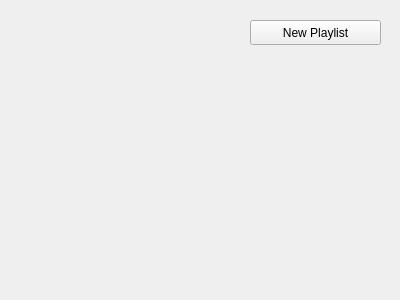
pfedick/winmusik, file src/playlist/playlist.ui: the form before one commit.
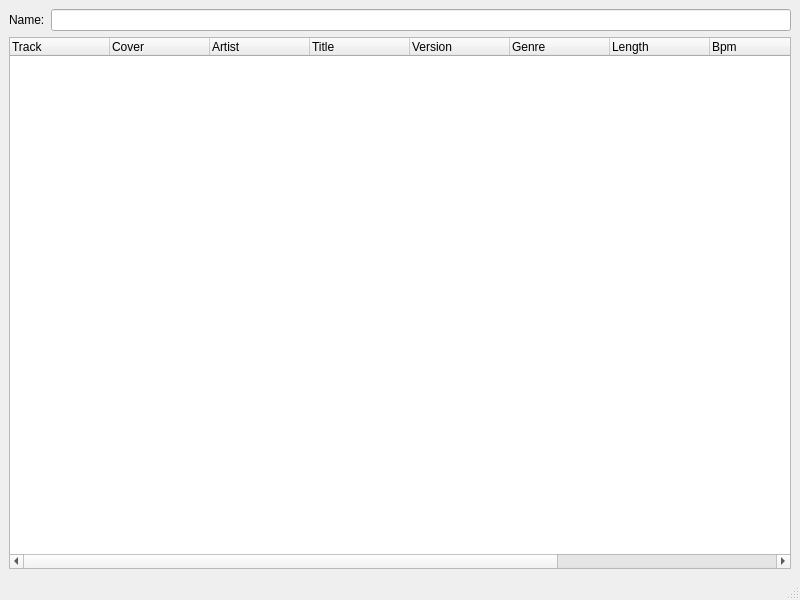
The form after the commit. Icons and pictures are not drawn.

Commit message: Menu für Playlist implementiert

What changed in the file:
```diff
--- a/src/playlist/playlist.ui
+++ b/src/playlist/playlist.ui
@@ -1,13 +1,13 @@
 <?xml version="1.0" encoding="UTF-8"?>
 <ui version="4.0">
  <class>playlistClass</class>
- <widget class="QWidget" name="playlistClass">
+ <widget class="QMainWindow" name="playlistClass">
   <property name="geometry">
    <rect>
     <x>0</x>
     <y>0</y>
-    <width>400</width>
-    <height>300</height>
+    <width>800</width>
+    <height>600</height>
    </rect>
   </property>
   <property name="windowTitle">
@@ -17,23 +17,109 @@
    <iconset resource="../../resources.qrc">
     <normaloff>:/devices48/resources/tr48x48-0016.png</normaloff>:/devices48/resources/tr48x48-0016.png</iconset>
   </property>
-  <widget class="QPushButton" name="newPlaylistButton">
+  <widget class="QWidget" name="centralwidget">
+   <layout class="QVBoxLayout" name="verticalLayout">
+    <item>
+     <layout class="QHBoxLayout" name="horizontalLayout">
+      <item>
+       <widget class="QLabel" name="label">
+        <property name="text">
+         <string>Name:</string>
+        </property>
+       </widget>
+      </item>
+      <item>
+       <widget class="QLineEdit" name="lineEdit"/>
+      </item>
+     </layout>
+    </item>
+    <item>
+     <widget class="QTreeWidget" name="tracks">
+      <property name="contextMenuPolicy">
+       <enum>Qt::CustomContextMenu</enum>
+      </property>
+      <property name="acceptDrops">
+       <bool>true</bool>
+      </property>
+      <property name="dragEnabled">
+       <bool>true</bool>
+      </property>
+      <property name="dragDropMode">
+       <enum>QAbstractItemView::DragDrop</enum>
+      </property>
+      <property name="alternatingRowColors">
+       <bool>true</bool>
+      </property>
+      <column>
+       <property name="text">
+        <string>Track</string>
+       </property>
+      </column>
+      <column>
+       <property name="text">
+        <string>Cover</string>
+       </property>
+      </column>
+      <column>
+       <property name="text">
+        <string>Artist</string>
+       </property>
+      </column>
+      <column>
+       <property name="text">
+        <string>Title</string>
+       </property>
+      </column>
+      <column>
+       <property name="text">
+        <string>Version</string>
+       </property>
+      </column>
+      <column>
+       <property name="text">
+        <string>Genre</string>
+       </property>
+      </column>
+      <column>
+       <property name="text">
+        <string>Length</string>
+       </property>
+      </column>
+      <column>
+       <property name="text">
+        <string>Bpm</string>
+       </property>
+      </column>
+      <column>
+       <property name="text">
+        <string>Key</string>
+       </property>
+      </column>
+      <column>
+       <property name="text">
+        <string>Rating</string>
+       </property>
+      </column>
+      <column>
+       <property name="text">
+        <string>Source</string>
+       </property>
+      </column>
+     </widget>
+    </item>
+   </layout>
+  </widget>
+  <widget class="QMenuBar" name="menubar">
    <property name="geometry">
     <rect>
-     <x>250</x>
-     <y>20</y>
-     <width>131</width>
-     <height>25</height>
+     <x>0</x>
+     <y>0</y>
+     <width>800</width>
+     <height>20</height>
     </rect>
    </property>
-   <property name="text">
-    <string>New Playlist</string>
-   </property>
-   <property name="icon">
-    <iconset resource="../resources.qrc">
-     <normaloff>:/icons/resources/filenew.png</normaloff>:/icons/resources/filenew.png</iconset>
-   </property>
   </widget>
+  <widget class="QStatusBar" name="statusbar"/>
  </widget>
  <resources>
   <include location="../../resources.qrc"/>
```
Left out of the diff: 2 changed lines with no effect on the pictures. The commit also changes 2 other files.
